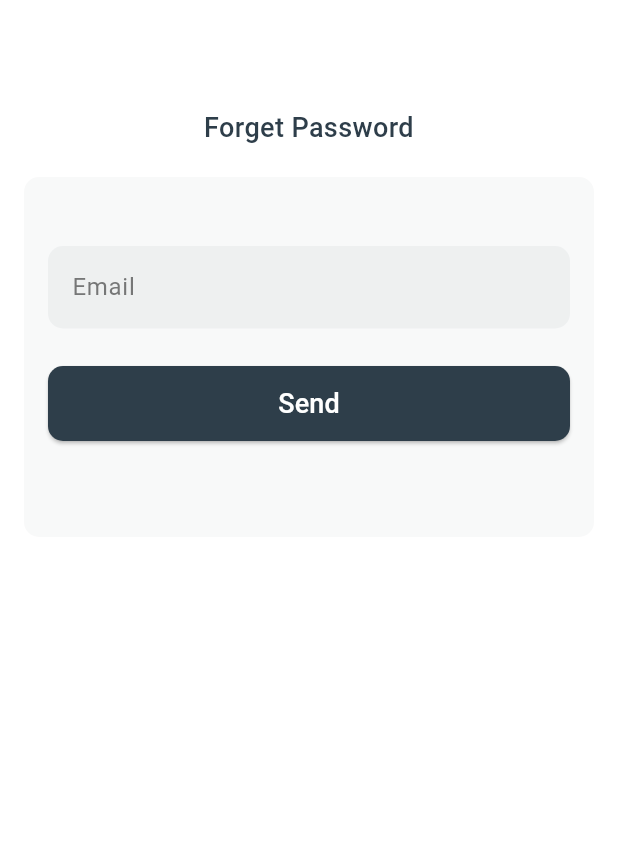
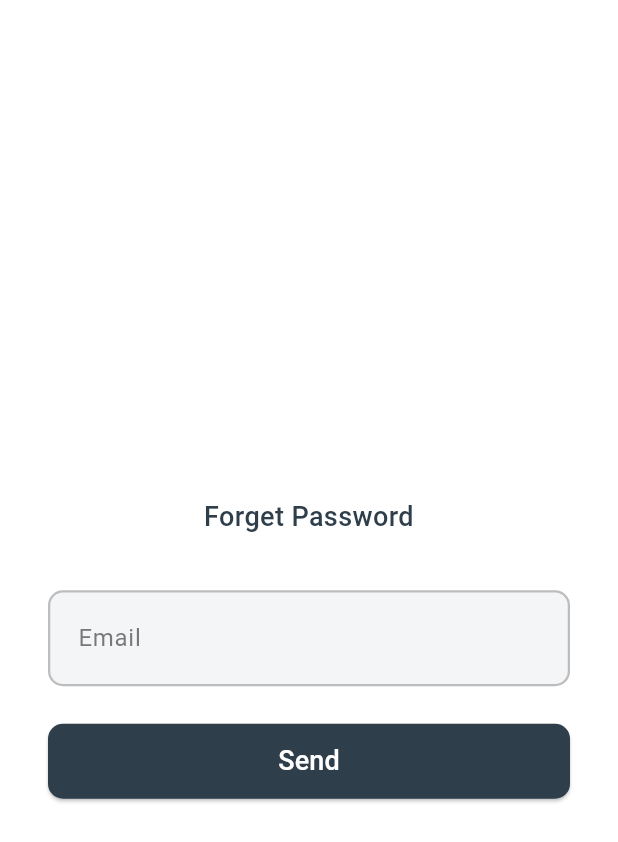
Before and after one commit to Swa-ne/UniLodge, a Flutter app: the ForgetPassword screen opened by its route, on a phone screen of 412 x 824 dp. Shown: the top 842 px of the screen. Run offline on Flutter 3.47's test engine with Material 3 defaults, Android fonts, the phone set to English and light mode, and no system bars; our stand-ins replace equatable, flutter_bloc, flutter_dotenv, flutter_rating_bar, font_awesome_flutter, go_router and 3 more; missing offline and left inert: dlibphonenumber.

Commit message:
Updated ForgetPassword page to include Bloc for handling forget password events and validation mixin for email input validation and added ChangePassword page for handling password reset with validation for password and confirm password inputs.

```diff
--- a/unilodge/lib/presentation/auth/pages/forget_password.dart
+++ b/unilodge/lib/presentation/auth/pages/forget_password.dart
@@ -1,19 +1,55 @@
 import 'package:flutter/material.dart';
+import 'package:flutter_bloc/flutter_bloc.dart';
 import 'package:unilodge/common/widgets/customButton.dart';
 import 'package:unilodge/core/configs/theme/app_colors.dart';
+import 'package:unilodge/presentation/auth/bloc/auth_bloc.dart';
+import 'package:unilodge/presentation/auth/bloc/auth_event.dart';
+import 'package:unilodge/presentation/auth/bloc/auth_state.dart';
+import 'package:unilodge/presentation/auth/mixin/input_validation.dart';
+import 'package:unilodge/presentation/auth/pages/verify_email.dart';
+import 'package:unilodge/presentation/auth/widgets/authTextField.dart';
 
-class ForgetPassword extends StatelessWidget {
+class ForgetPassword extends StatefulWidget {
   const ForgetPassword({super.key});
 
   @override
+  State<ForgetPassword> createState() => _ForgetPasswordState();
+}
+
+class _ForgetPasswordState extends State<ForgetPassword>
+    with InputValidationMixin {
+  final TextEditingController emailController = TextEditingController();
+  String? emailError;
+  @override
   Widget build(BuildContext context) {
-    return Scaffold(
+    final authBloc = BlocProvider.of<AuthBloc>(context);
+    return BlocListener<AuthBloc, AuthState>(
+      listener: (context, state) {
+        if (state is ForgetPasswordSuccess) {
+          Navigator.push(
+            context,
+            MaterialPageRoute(
+              builder: (context) => VerifyEmail(
+                email_address: obfuscateEmail(emailController.text),
+                token: state.token,
+                isEmailVerification: false,
+              ),
+            ),
+          );
+        } else if (state is AuthError) {
+          ScaffoldMessenger.of(context).showSnackBar(
+            SnackBar(content: Text(state.error)),
+          );
+        }
+      },
+      child: Scaffold(
         backgroundColor: AppColors.lightBackground,
         appBar: AppBar(),
         body: Padding(
           padding: const EdgeInsets.all(16.0),
           child: Column(
             crossAxisAlignment: CrossAxisAlignment.center,
+            mainAxisAlignment: MainAxisAlignment.center,
             children: [
               const Align(
                 alignment: Alignment.center,
@@ -29,50 +65,35 @@ class ForgetPassword extends StatelessWidget {
               const SizedBox(height: 20),
               Center(
                 child: Container(
-                width: 400,
-                height: 240,
-                decoration: BoxDecoration(
-                  color: Color(0xff7D8387).withOpacity(0.05),
-                  borderRadius: BorderRadius.circular(10),
-                ),
                   padding: const EdgeInsets.all(16),
                   child: Column(
                     crossAxisAlignment: CrossAxisAlignment.center,
                     children: [
-                    const SizedBox(height: 30),
-
                       SizedBox(
-                      width: 368,
-                      height: 55,
-                      child: TextField(
-                        keyboardType: TextInputType.emailAddress,
-                        decoration: InputDecoration(
-                          filled: true,
-                          fillColor: AppColors.blueTextColor,
-                          border: OutlineInputBorder(
-                            borderRadius: BorderRadius.circular(10.0),
-                            borderSide: BorderSide.none,
-                          ),
-                          labelStyle: const TextStyle(
-                            color: AppColors.formTextColor,
-                            height: 1.3,
-                          ),
+                        child: AuthTextField(
                           labelText: "Email",
-                          hintText: "Enter email address",
-                          hintStyle: const TextStyle(
-                            fontSize: 16.0,
-                            fontWeight: FontWeight.w400,
-                            color: Colors.grey,
-                          ),
-                        ),
+                          hintText: "Enter email",
+                          controller: emailController,
+                          onChanged: validateEmail,
+                          errorText: emailError,
                         ),
                       ),
                       const SizedBox(height: 25),
+                      CustomButton(
+                          text: "Send",
+                          onPressed: () {
+                            String? isValidEmail =
+                                validateEmail(emailController.text);
+                            if (isValidEmail != null) {
+                              setState(() {
+                                emailError = isValidEmail;
+                              });
+                              return;
+                            }
 
-                    // Elevated Button
-
-
-                    CustomButton(text: "Send", onPressed: (){})
+                            authBloc
+                                .add(ForgotPasswordEvent(emailController.text));
+                          })
                     ],
                   ),
                 ),
@@ -80,6 +101,7 @@ class ForgetPassword extends StatelessWidget {
             ],
           ),
         ),
+      ),
     );
   }
 }
```
Also changed, not shown: unilodge/lib/presentation/auth/pages/change_password.dart (added, +136 -0 lines). Lines whose indentation alone changed are shown as unchanged.
